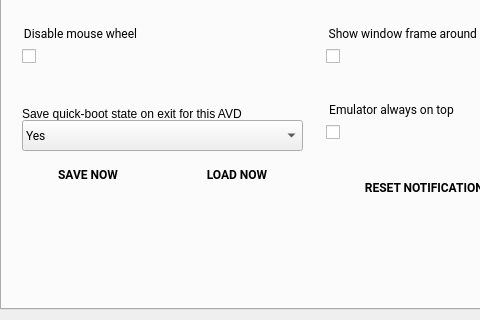
This is android/android-emu/android/skin/qt/extended-pages/settings-page.ui in aosp-mirror/platform_external_qemu as Qt 5 draws it before an edit; both pictures show x 0 to 480 and y 260 to 580 of the 622 by 580 pixel window. The edited form follows.
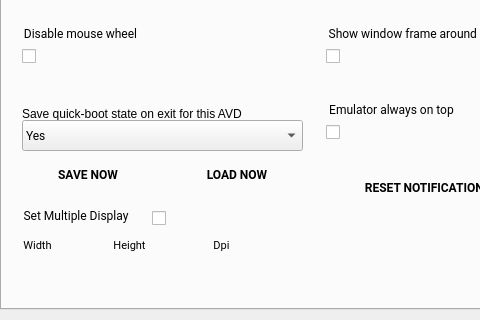
This is the edited form. Icons and pictures are not drawn. Custom widgets are drawn as their Qt base class.

The edit to the form file:
```diff
--- a/android/android-emu/android/skin/qt/extended-pages/settings-page.ui
+++ b/android/android-emu/android/skin/qt/extended-pages/settings-page.ui
@@ -757,6 +757,172 @@
       </property>
      </item>
     </widget>
+    <widget class="QGroupBox" name="set_multiDisplayTitle">
+     <property name="geometry">
+      <rect>
+       <x>20</x>
+       <y>420</y>
+       <width>131</width>
+       <height>21</height>
+      </rect>
+     </property>
+     <property name="font">
+      <font>
+       <family>Roboto</family>
+      </font>
+     </property>
+     <property name="styleSheet">
+      <string notr="true">border: 0px;</string>
+     </property>
+     <property name="title">
+      <string>Set Multiple Display</string>
+     </property>
+     <property name="ColorGroup" stdset="0">
+      <string>Title</string>
+     </property>
+    </widget>
+    <widget class="QGroupBox" name="set_multiDisplayWidthTitle">
+     <property name="geometry">
+      <rect>
+       <x>20</x>
+       <y>450</y>
+       <width>41</width>
+       <height>21</height>
+      </rect>
+     </property>
+     <property name="font">
+      <font>
+       <family>Roboto</family>
+       <pointsize>8</pointsize>
+      </font>
+     </property>
+     <property name="styleSheet">
+      <string notr="true">border: 0px;</string>
+     </property>
+     <property name="title">
+      <string>Width</string>
+     </property>
+     <property name="ColorGroup" stdset="0">
+      <string>Title</string>
+     </property>
+    </widget>
+    <widget class="QGroupBox" name="set_multiDisplayHeightTitle">
+     <property name="geometry">
+      <rect>
+       <x>110</x>
+       <y>450</y>
+       <width>41</width>
+       <height>21</height>
+      </rect>
+     </property>
+     <property name="font">
+      <font>
+       <family>Roboto</family>
+       <pointsize>8</pointsize>
+      </font>
+     </property>
+     <property name="styleSheet">
+      <string notr="true">border: 0px;</string>
+     </property>
+     <property name="title">
+      <string>Height</string>
+     </property>
+     <property name="ColorGroup" stdset="0">
+      <string>Title</string>
+     </property>
+    </widget>
+    <widget class="QGroupBox" name="set_multiDisplayDpiTitle">
+     <property name="geometry">
+      <rect>
+       <x>210</x>
+       <y>450</y>
+       <width>31</width>
+       <height>21</height>
+      </rect>
+     </property>
+     <property name="font">
+      <font>
+       <family>Roboto</family>
+       <pointsize>8</pointsize>
+      </font>
+     </property>
+     <property name="styleSheet">
+      <string notr="true">border: 0px;</string>
+     </property>
+     <property name="title">
+      <string>Dpi</string>
+     </property>
+     <property name="ColorGroup" stdset="0">
+      <string>Title</string>
+     </property>
+    </widget>
+    <widget class="QCheckBox" name="set_multiDisplay">
+     <property name="geometry">
+      <rect>
+       <x>150</x>
+       <y>422</y>
+       <width>41</width>
+       <height>21</height>
+      </rect>
+     </property>
+     <property name="accessibleDescription">
+      <string>Enable multiDisplay</string>
+     </property>
+     <property name="iconSize">
+      <size>
+       <width>24</width>
+       <height>24</height>
+      </size>
+     </property>
+     <property name="checked">
+      <bool>false</bool>
+     </property>
+     <property name="ColorGroup" stdset="0">
+      <string>Toggle</string>
+     </property>
+     <property name="report_metrics" stdset="0">
+      <bool>false</bool>
+     </property>
+    </widget>
+    <widget class="AngleInputWidget" name="set_multiDisplayWidth" native="true">
+     <property name="geometry">
+      <rect>
+       <x>55</x>
+       <y>450</y>
+       <width>51</width>
+       <height>21</height>
+      </rect>
+     </property>
+     <property name="report_metrics" stdset="0">
+      <bool>false</bool>
+     </property>
+    </widget>
+    <widget class="AngleInputWidget" name="set_multiDisplayHeight" native="true">
+     <property name="geometry">
+      <rect>
+       <x>150</x>
+       <y>450</y>
+       <width>51</width>
+       <height>21</height>
+      </rect>
+     </property>
+     <property name="report_metrics" stdset="0">
+      <bool>false</bool>
+     </property>
+    </widget>
+    <widget class="AngleInputWidget" name="set_multiDisplayDpi" native="true">
+     <property name="geometry">
+      <rect>
+       <x>232</x>
+       <y>450</y>
+       <width>51</width>
+       <height>21</height>
+      </rect>
+     </property>
+     <property name="report_metrics" stdset="0">
+      <bool>false</bool>
+     </property>
+    </widget>
    </widget>
    <widget class="QWidget" name="tab_2">
     <attribute name="title">
@@ -1324,6 +1490,12 @@
    <extends>QPushButton</extends>
    <header>android/skin/qt/raised-material-button.h</header>
   </customwidget>
+  <customwidget>
+   <class>AngleInputWidget</class>
+   <extends>QWidget</extends>
+   <header>android/skin/qt/angle-input-widget.h</header>
+   <container>1</container>
+  </customwidget>
  </customwidgets>
  <tabstops>
   <tabstop>set_tabs</tabstop>
```
Left out of the diff: 4 changed lines with no effect on the pictures.
